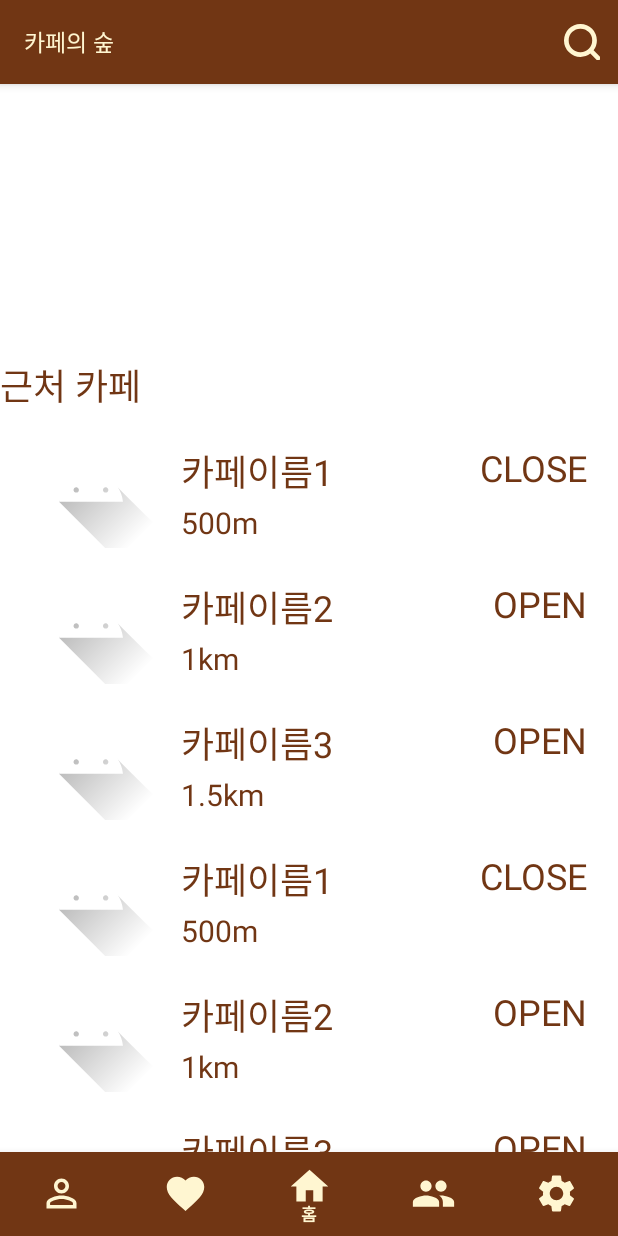
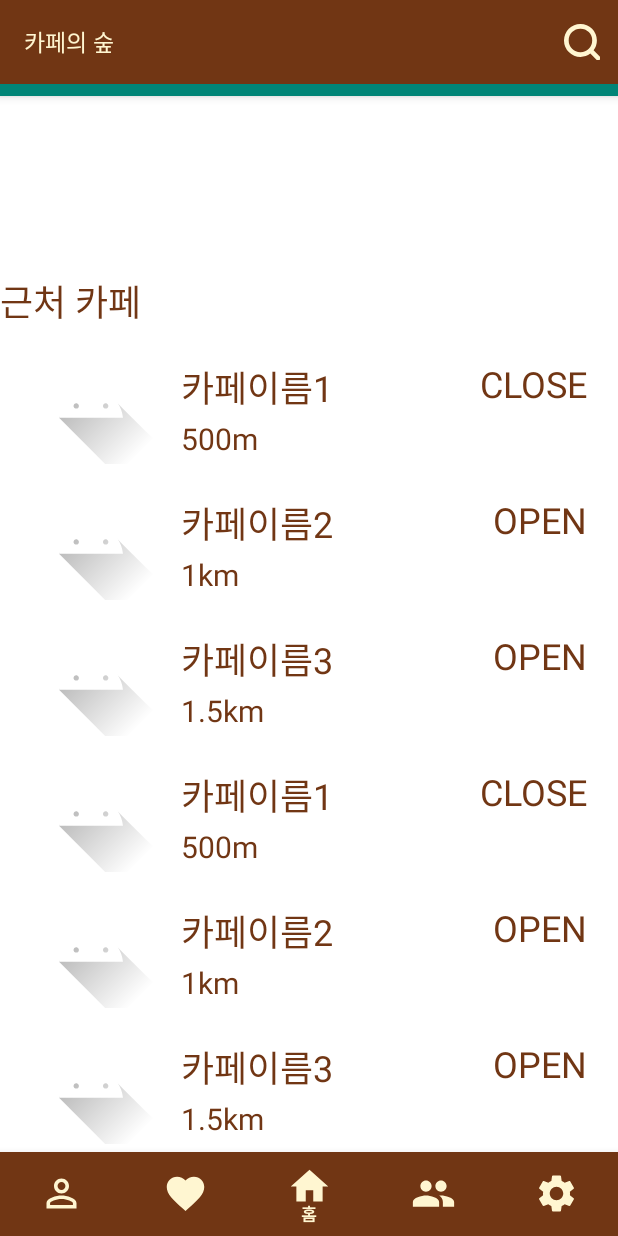
Before and after one commit to akqd/ForestOfCafe, an Android app: the screen it shows after launch (MainActivity), on a phone screen of 412 x 824 dp. Run offline under Robolectric (Android 15) with nearby library versions, the phone set to English and light mode, and no system bars.

Commit message:
activity_main에서 fragment 짤리는거 수정(소영이가 말한 것)

```diff
--- a/app/src/main/res/layout/activity_main.xml
+++ b/app/src/main/res/layout/activity_main.xml
@@ -5,35 +5,38 @@
     android:layout_width="match_parent"
     android:layout_height="match_parent"
     tools:context=".MainActivity">
-
     <ScrollView
         android:layout_width="match_parent"
-        android:layout_height="match_parent"
+        android:layout_height="0dp"
         app:layout_constraintLeft_toLeftOf="parent"
-        app:layout_constraintTop_toTopOf="parent"
-        app:layout_constraintVertical_weight="0.8"
+        app:layout_constraintTop_toBottomOf="@id/toolbar_layout"
+        app:layout_constraintBottom_toTopOf="@id/navigation_bottom"
         android:id="@+id/sv_main"
-        android:scrollbars="none">
+        android:scrollbars="none"
+        app:layout_constraintVertical_weight="11"
+        >
     </ScrollView>
     <com.google.android.material.appbar.AppBarLayout
+        android:id="@+id/toolbar_layout"
         android:layout_width="match_parent"
-        android:layout_height="wrap_content"
+        android:layout_height="0dp"
         app:layout_constraintLeft_toLeftOf="parent"
         app:layout_constraintRight_toRightOf="parent"
         app:layout_constraintTop_toTopOf="parent"
+        app:layout_constraintBottom_toTopOf="@id/sv_main"
+        app:layout_constraintVertical_chainStyle="spread"
+        app:layout_constraintVertical_weight="1"
         app:liftOnScroll="false">
-
         <androidx.appcompat.widget.Toolbar
             android:id="@+id/toolbar"
             android:layout_width="match_parent"
             android:layout_height="?attr/actionBarSize"
             app:menu="@menu/menu_toolbar" />
     </com.google.android.material.appbar.AppBarLayout>
-
     <com.google.android.material.bottomnavigation.BottomNavigationView
         android:id="@+id/navigation_bottom"
         android:layout_width="match_parent"
-        android:layout_height="wrap_content"
+        android:layout_height="0dp"
         android:layout_marginStart="0dp"
         android:layout_marginEnd="0dp"
         android:background="@color/colorBrown"
@@ -45,8 +48,6 @@
         app:layout_constraintBottom_toBottomOf="parent"
         app:layout_constraintRight_toRightOf="parent"
         app:layout_constraintVertical_weight="0.2"
-
         app:menu="@menu/menu_bottom">
-
     </com.google.android.material.bottomnavigation.BottomNavigationView>
 </androidx.constraintlayout.widget.ConstraintLayout>
--- a/app/src/main/res/layout/activity_search.xml
+++ b/app/src/main/res/layout/activity_search.xml
@@ -27,7 +27,6 @@
                 app:layout_constraintTop_toBottomOf="@id/tv_hot"
                 android:id="@+id/linear_chip"
                 >
-
                 <com.google.android.material.chip.ChipGroup
                     android:layout_width="wrap_content"
                     android:layout_height="wrap_content"
--- a/app/src/main/res/layout/fragment_menu_home.xml
+++ b/app/src/main/res/layout/fragment_menu_home.xml
@@ -15,7 +15,7 @@
         map:cameraTargetLng="126.925"
         map:cameraZoom="15"
         map:layout_constraintEnd_toEndOf="parent"
-        map:layout_constraintHorizontal_bias="0.516"
+        map:layout_constraintHorizontal_bias="0.5"
         map:layout_constraintStart_toStartOf="parent"
         map:layout_constraintTop_toTopOf="parent" />
 
@@ -33,7 +33,7 @@
     <androidx.recyclerview.widget.RecyclerView
         android:id="@+id/recyclerView"
         android:layout_width="match_parent"
-        android:layout_height="wrap_content"
+        android:layout_height="match_parent"
         android:layout_margin="5dp"
         app:layout_constraintBottom_toTopOf="@+id/tvMore"
         app:layout_constraintLeft_toLeftOf="parent"
@@ -41,7 +41,7 @@
 
     <TextView
         android:id="@+id/tvMore"
-        android:layout_width="wrap_content"
+        android:layout_width="match_parent"
         android:layout_height="wrap_content"
         android:layout_margin="10dp"
         android:clickable="true"
```
Also changed, not shown: app/src/main/java/com/example/forestofcafe/Setting_fragment.java (indentation only). Lines whose indentation alone changed are shown as unchanged.
